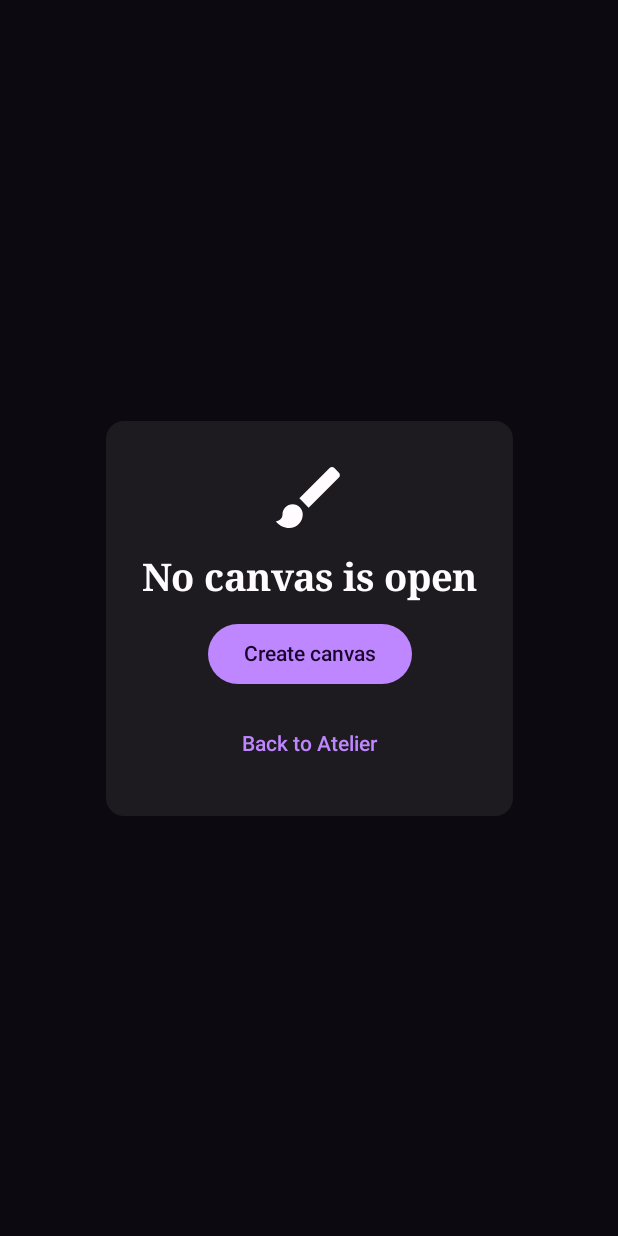
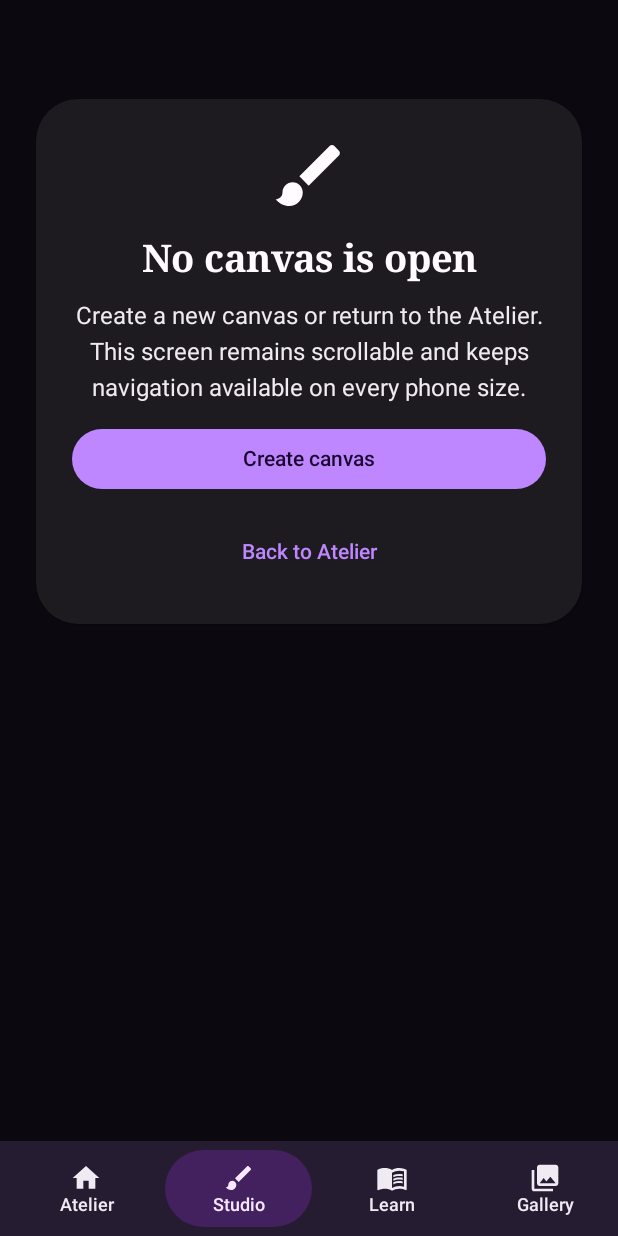
Before and after one commit to ksolo21-web/Hummer, an Android app built with Jetpack Compose: the composable KreativAppStable shown on its own in the app's theme, after a tap on "Studio", on a phone screen of 412 x 824 dp. Run offline under Robolectric (Android 15) with nearby library versions, the light colour scheme and no system bars.

Commit message:
Make KREATIV chrome adapt and scroll across phone and foldable sizes

```diff
--- a/app/src/main/java/com/kreativstudio/app/ui/KreativAppStable.kt
+++ b/app/src/main/java/com/kreativstudio/app/ui/KreativAppStable.kt
@@ -3,6 +3,8 @@ package com.kreativstudio.app.ui
 import android.app.Activity
 import androidx.compose.foundation.Image
 import androidx.compose.foundation.background
+import androidx.compose.foundation.rememberScrollState
+import androidx.compose.foundation.verticalScroll
 import androidx.compose.foundation.layout.Arrangement
 import androidx.compose.foundation.layout.Box
 import androidx.compose.foundation.layout.BoxWithConstraints
@@ -14,7 +16,9 @@ import androidx.compose.foundation.layout.WindowInsets
 import androidx.compose.foundation.layout.fillMaxHeight
 import androidx.compose.foundation.layout.fillMaxSize
 import androidx.compose.foundation.layout.fillMaxWidth
+import androidx.compose.foundation.layout.height
 import androidx.compose.foundation.layout.heightIn
+import androidx.compose.foundation.layout.imePadding
 import androidx.compose.foundation.layout.navigationBarsPadding
 import androidx.compose.foundation.layout.padding
 import androidx.compose.foundation.layout.safeDrawing
@@ -78,7 +82,11 @@ fun KreativAppStable(viewModel: KreativViewModel, activity: Activity) {
 
     KreativTheme(settings) {
         val signedIn = user
-        if (signedIn != null && viewModel.screen == StudioScreen.STUDIO) {
+        if (
+            signedIn != null &&
+            viewModel.screen == StudioScreen.STUDIO &&
+            viewModel.currentProject != null
+        ) {
             KreativFullscreenStudioHost(viewModel)
         } else {
             StableChrome(
@@ -113,7 +121,8 @@ private fun StableChrome(
             Modifier
                 .fillMaxSize()
                 .padding(padding)
-                .windowInsetsPadding(WindowInsets.safeDrawing),
+                .windowInsetsPadding(WindowInsets.safeDrawing)
+                .imePadding(),
         ) {
             if (user == null) {
                 StableWelcomeScreen(
@@ -124,7 +133,7 @@ private fun StableChrome(
                     onGuest = viewModel::useGuestStudio,
                 )
             } else {
-                StableAppShell(viewModel, user)
+                StableAppShell(viewModel, user, activity)
             }
         }
     }
@@ -138,8 +147,8 @@ private fun StableWelcomeScreen(
     onOliviaPreview: () -> Unit,
     onGuest: () -> Unit,
 ) {
-    Box(
-        Modifier
+    BoxWithConstraints(
+        modifier = Modifier
             .fillMaxSize()
             .background(
                 GradientBrush.radialGradient(
@@ -154,19 +163,24 @@ private fun StableWelcomeScreen(
         contentAlignment = Alignment.Center,
     ) {
         ElevatedCard(
-            modifier = Modifier.fillMaxWidth().heightIn(max = 760.dp),
+            modifier = Modifier
+                .fillMaxWidth()
+                .heightIn(max = maxHeight),
             shape = RoundedCornerShape(30.dp),
         ) {
             BoxWithConstraints(Modifier.fillMaxSize()) {
-                if (maxWidth >= 760.dp) {
+                val wideEnough = maxWidth >= 760.dp
+                val tallEnough = maxHeight >= 620.dp
+                if (wideEnough && tallEnough) {
                     Row(
                         Modifier.fillMaxSize().padding(26.dp),
                         horizontalArrangement = Arrangement.spacedBy(26.dp),
                         verticalAlignment = Alignment.CenterVertically,
                     ) {
-                        StableWelcomeArtwork(Modifier.weight(1f))
+                        StableWelcomeArtwork(Modifier.weight(1f).fillMaxHeight())
                         StableWelcomeCopy(
                             modifier = Modifier.weight(1f),
+                            scrollable = true,
                             busy = busy,
                             googleConfigured = googleConfigured,
                             onGoogle = onGoogle,
@@ -181,10 +195,17 @@ private fun StableWelcomeScreen(
                         verticalArrangement = Arrangement.spacedBy(16.dp),
                         horizontalAlignment = Alignment.CenterHorizontally,
                     ) {
-                        item { StableWelcomeArtwork(Modifier.fillMaxWidth()) }
+                        item {
+                            StableWelcomeArtwork(
+                                Modifier
+                                    .fillMaxWidth()
+                                    .heightIn(max = 280.dp),
+                            )
+                        }
                         item {
                             StableWelcomeCopy(
                                 modifier = Modifier.fillMaxWidth(),
+                                scrollable = false,
                                 busy = busy,
                                 googleConfigured = googleConfigured,
                                 onGoogle = onGoogle,
@@ -212,6 +233,7 @@ private fun StableWelcomeArtwork(modifier: Modifier) {
 @Composable
 private fun StableWelcomeCopy(
     modifier: Modifier,
+    scrollable: Boolean,
     busy: Boolean,
     googleConfigured: Boolean,
     onGoogle: () -> Unit,
@@ -219,7 +241,15 @@ private fun StableWelcomeCopy(
     onGuest: () -> Unit,
 ) {
     val tokens = LocalKreativTokens.current
-    Column(modifier, verticalArrangement = Arrangement.spacedBy(14.dp)) {
+    val scrollModifier = if (scrollable) {
+        Modifier.verticalScroll(rememberScrollState())
+    } else {
+        Modifier
+    }
+    Column(
+        modifier = modifier.then(scrollModifier),
+        verticalArrangement = Arrangement.spacedBy(14.dp),
+    ) {
         Text("KREATIV Studio", style = MaterialTheme.typography.displayMedium)
         Text("Draw. Paint. Learn. Master.", style = MaterialTheme.typography.titleLarge, color = tokens.gold)
         Text(
@@ -271,10 +301,22 @@ private val stableNavItems = listOf(
 )
 
 @Composable
-private fun StableAppShell(viewModel: KreativViewModel, user: AppUser) {
+private fun StableAppShell(
+    viewModel: KreativViewModel,
+    user: AppUser,
+    activity: Activity,
+) {
     val settings by viewModel.settings.collectAsState()
+    val windowState = rememberKreativWindowState(activity)
+
+    key(windowState.signature, settings.focusMode) {
         BoxWithConstraints(Modifier.fillMaxSize()) {
-        val useRail = maxWidth >= 1200.dp && !settings.focusMode
+            val useRail =
+                !settings.focusMode &&
+                windowState.isExpanded &&
+                !windowState.isTabletop &&
+                !windowState.isBookPosture
+
             if (useRail) {
                 Row(Modifier.fillMaxSize()) {
                     NavigationRail(
@@ -308,6 +350,7 @@ private fun StableAppShell(viewModel: KreativViewModel, user: AppUser) {
             }
         }
     }
+}
 
 @Composable
 private fun StableScreenHost(
@@ -315,11 +358,11 @@ private fun StableScreenHost(
     user: AppUser,
     modifier: Modifier,
 ) {
-    Box(modifier) {
+    Box(modifier.fillMaxSize().imePadding()) {
         key(viewModel.screen) {
             when (viewModel.screen) {
                 StudioScreen.HOME -> HomeScreen(viewModel, user)
-                StudioScreen.STUDIO -> Unit
+                StudioScreen.STUDIO -> EmptyStudioRecovery(viewModel)
                 StudioScreen.LESSONS -> LessonsScreen(viewModel)
                 StudioScreen.GALLERY -> GalleryScreen(viewModel)
                 StudioScreen.MENTOR -> KreativMentorExperience(viewModel)
@@ -330,18 +373,105 @@ private fun StableScreenHost(
 }
 
 @Composable
+private fun EmptyStudioRecovery(viewModel: KreativViewModel) {
+    LazyColumn(
+        modifier = Modifier.fillMaxSize(),
+        contentPadding = PaddingValues(24.dp),
+        verticalArrangement = Arrangement.spacedBy(18.dp),
+        horizontalAlignment = Alignment.CenterHorizontally,
+    ) {
+        item { Spacer(Modifier.height(24.dp)) }
+        item {
+            ElevatedCard(
+                modifier = Modifier.fillMaxWidth(),
+                shape = RoundedCornerShape(28.dp),
+            ) {
+                Column(
+                    modifier = Modifier.padding(24.dp),
+                    horizontalAlignment = Alignment.CenterHorizontally,
+                    verticalArrangement = Arrangement.spacedBy(14.dp),
+                ) {
+                    Icon(Icons.Default.Brush, null, modifier = Modifier.size(54.dp))
+                    Text(
+                        "No canvas is open",
+                        style = MaterialTheme.typography.headlineMedium,
+                        textAlign = TextAlign.Center,
+                    )
+                    Text(
+                        "Create a new canvas or return to the Atelier. This screen remains scrollable and keeps navigation available on every phone size.",
+                        style = MaterialTheme.typography.bodyLarge,
+                        color = MaterialTheme.colorScheme.onSurfaceVariant,
+                        textAlign = TextAlign.Center,
+                    )
+                    Button(
+                        onClick = { viewModel.createProject("New Artwork") },
+                        modifier = Modifier.fillMaxWidth(),
+                    ) {
+                        Text("Create canvas")
+                    }
+                    TextButton(
+                        onClick = { viewModel.navigate(StudioScreen.HOME) },
+                        modifier = Modifier.fillMaxWidth(),
+                    ) {
+                        Text("Back to Atelier")
+                    }
+                }
+            }
+        }
+    }
+}
+
+@Composable
 private fun StableBottomNavigation(viewModel: KreativViewModel) {
     Surface(tonalElevation = 5.dp) {
+        BoxWithConstraints(Modifier.fillMaxWidth()) {
+            if (maxWidth >= 660.dp) {
+                Row(
+                    modifier = Modifier
+                        .fillMaxWidth()
+                        .navigationBarsPadding()
+                        .padding(horizontal = 8.dp, vertical = 6.dp),
+                    horizontalArrangement = Arrangement.spacedBy(4.dp),
+                ) {
+                    stableNavItems.forEach { item ->
+                        StableNavButton(
+                            item = item,
+                            selected = viewModel.screen == item.screen,
+                            onClick = { viewModel.navigate(item.screen) },
+                            modifier = Modifier.weight(1f),
+                        )
+                    }
+                }
+            } else {
                 LazyRow(
                     modifier = Modifier.fillMaxWidth().navigationBarsPadding(),
                     contentPadding = PaddingValues(horizontal = 8.dp, vertical = 6.dp),
                     horizontalArrangement = Arrangement.spacedBy(4.dp),
                 ) {
                     items(stableNavItems, key = { it.screen }) { item ->
-                val selected = viewModel.screen == item.screen
+                        StableNavButton(
+                            item = item,
+                            selected = viewModel.screen == item.screen,
+                            onClick = { viewModel.navigate(item.screen) },
+                            modifier = Modifier.width(98.dp),
+                        )
+                    }
+                }
+            }
+        }
+    }
+}
+
+@Composable
+private fun StableNavButton(
+    item: StableNavItem,
+    selected: Boolean,
+    onClick: () -> Unit,
+    modifier: Modifier,
+) {
     TextButton(
-                    onClick = { viewModel.navigate(item.screen) },
-                    modifier = Modifier.width(104.dp),
+        onClick = onClick,
+        modifier = modifier,
         colors = ButtonDefaults.textButtonColors(
             containerColor = if (selected) MaterialTheme.colorScheme.primaryContainer else Color.Transparent,
             contentColor = if (selected) MaterialTheme.colorScheme.onPrimaryContainer else MaterialTheme.colorScheme.onSurfaceVariant,
@@ -349,10 +479,12 @@ private fun StableBottomNavigation(viewModel: KreativViewModel) {
     ) {
         Column(horizontalAlignment = Alignment.CenterHorizontally) {
             Icon(item.icon, null, modifier = Modifier.size(21.dp))
-                        Text(item.label, style = MaterialTheme.typography.labelMedium, textAlign = TextAlign.Center)
+            Text(
+                item.label,
+                style = MaterialTheme.typography.labelMedium,
+                textAlign = TextAlign.Center,
+                maxLines = 1,
+            )
         }
     }
 }
-        }
-    }
-}
```
Lines whose indentation alone changed are shown as unchanged.
